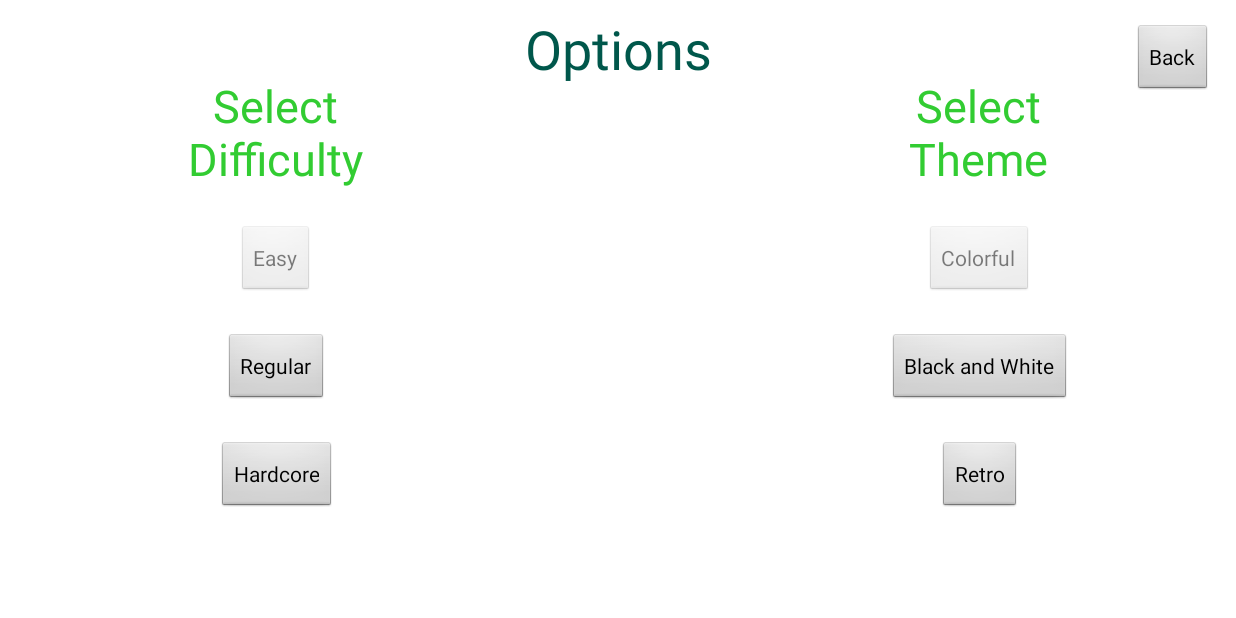
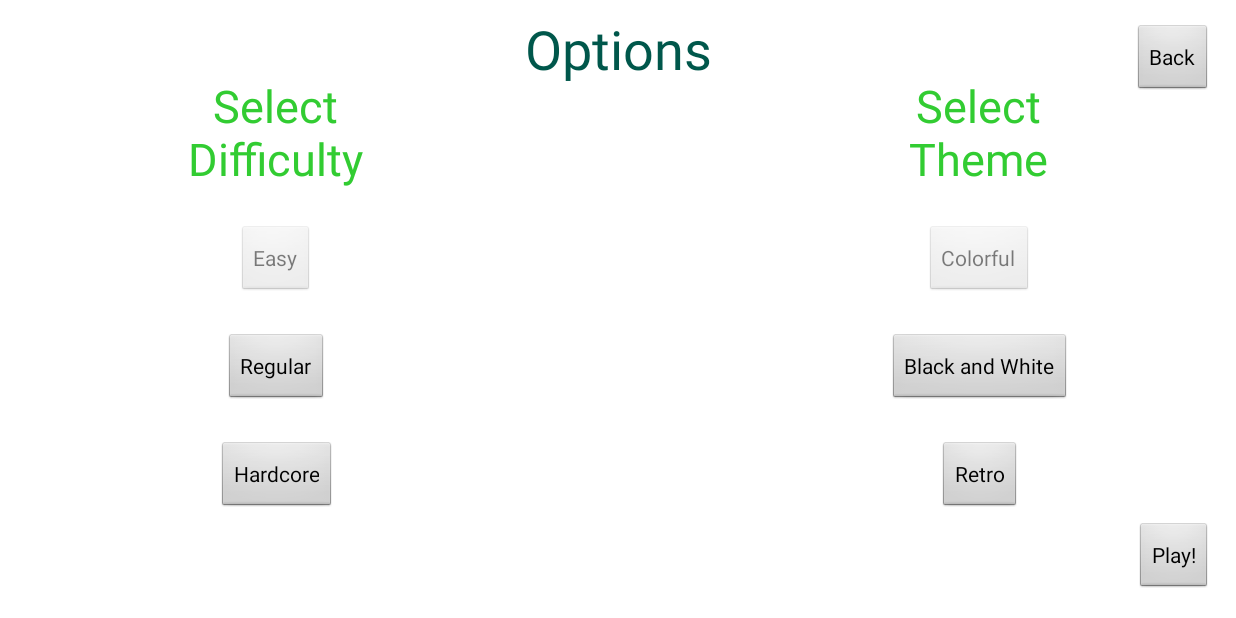
Before and after one commit to SushiRoll53/SnakeReloaded, an Android app: the OptionsActivity screen opened directly, with no data from a screen before it, on a phone screen of 824 x 412 dp (held sideways). Run offline under Robolectric (Android 15) with nearby library versions, the phone set to English and light mode, and no system bars.

Commit message:
Small new features

```diff
--- a/app/src/main/java/cs4330/cs/utep/snakereloaded/OptionsActivity.java
+++ b/app/src/main/java/cs4330/cs/utep/snakereloaded/OptionsActivity.java
@@ -20,6 +20,7 @@ public class OptionsActivity extends Activity {
     Button retro;
 
     Button back;
+    Button play;
 
     SharedPreferences settings;
 
@@ -35,7 +36,9 @@ public class OptionsActivity extends Activity {
         colorful = findViewById(R.id.colorful);
         blacknwhite = findViewById(R.id.backnwhite);
         retro = findViewById(R.id.retro);
+
         back = findViewById(R.id.back);
+        play = findViewById(R.id.play);
 
         TextView difTittle = findViewById(R.id.difficulty);
         TextView theTittle = findViewById(R.id.theme);
@@ -136,5 +139,10 @@ public class OptionsActivity extends Activity {
         back.setOnClickListener(view ->{
             startActivity(new Intent(OptionsActivity.this, MainActivity.class));
         });
+
+        // Go directly to play!
+        play.setOnClickListener(view ->{
+            startActivity(new Intent(OptionsActivity.this, SnakeGame.class));
+        });
     }
 }
--- a/app/src/main/res/layout/options_layout.xml
+++ b/app/src/main/res/layout/options_layout.xml
@@ -114,4 +114,14 @@
         android:text="Back"
         app:layout_constraintEnd_toEndOf="parent"
         app:layout_constraintTop_toTopOf="parent" />
+
+    <Button
+        android:id="@+id/play"
+        android:layout_width="wrap_content"
+        android:layout_height="wrap_content"
+        android:layout_marginEnd="16dp"
+        android:layout_marginBottom="16dp"
+        android:text="Play!"
+        app:layout_constraintBottom_toBottomOf="parent"
+        app:layout_constraintEnd_toEndOf="parent" />
 </android.support.constraint.ConstraintLayout>
```
Also changed, not shown: app/src/main/java/cs4330/cs/utep/snakereloaded/MainActivity.java (+22 -0 lines), app/src/main/java/cs4330/cs/utep/snakereloaded/Snake.java (+39 -1 lines), app/src/main/res/layout/activity_main.xml (+10 -0 lines), 1 other file.
